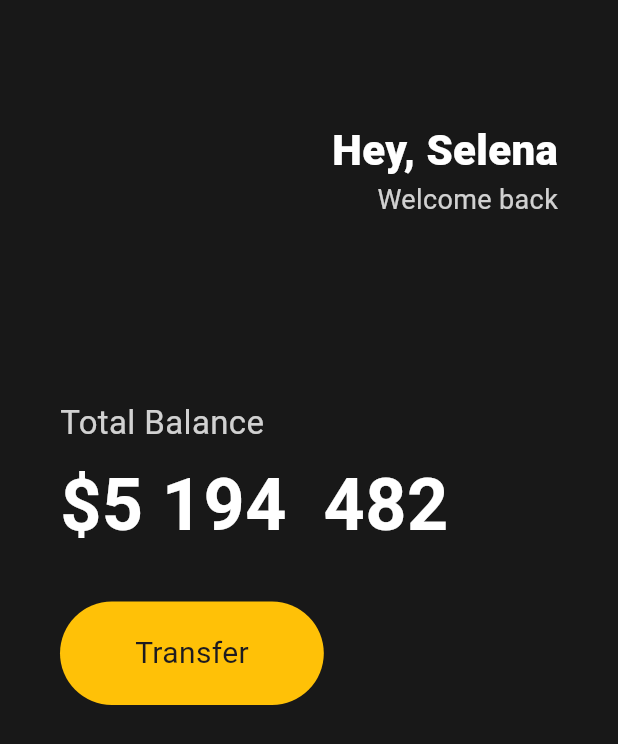
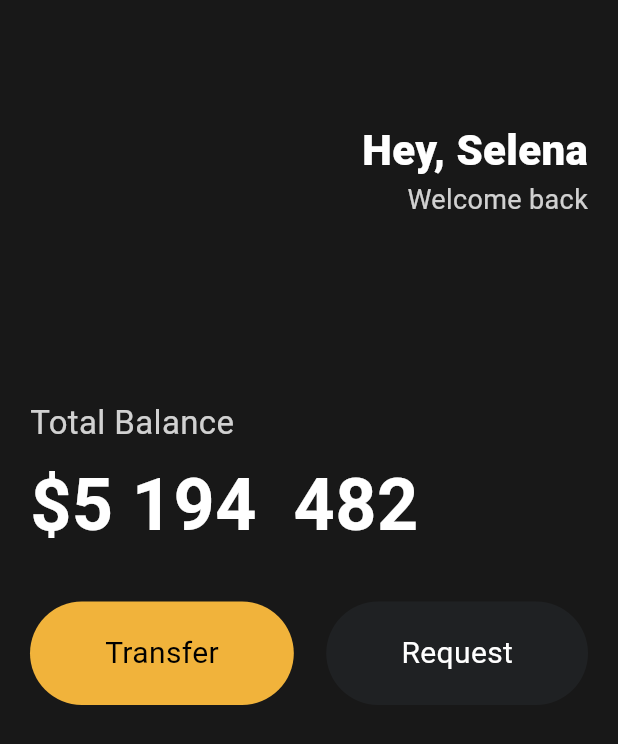
Before and after one commit to yih1612/toonflix, a Flutter app: the screen it shows after launch, on a phone screen of 412 x 824 dp. Shown: the top 744 px of the screen. Run offline on Flutter 3.47's test engine with Material 3 defaults, Android fonts, the phone set to English and light mode, and no system bars.

Commit message:
Reusable Widgets

```diff
--- a/lib/main.dart
+++ b/lib/main.dart
@@ -1,4 +1,5 @@
 import 'package:flutter/material.dart';
+import 'package:toonflix/widgets/Button.dart';
 
 void main() {
   runApp(const App());
@@ -13,7 +14,9 @@ class App extends StatelessWidget {
       home: Scaffold(
           backgroundColor: const Color(0xFF181818),
           body: Padding(
-            padding: const EdgeInsets.symmetric(horizontal: 40),
+            padding: const EdgeInsets.symmetric(
+              horizontal: 20,
+            ),
             child: Column(
               crossAxisAlignment: CrossAxisAlignment.start,
               children: [
@@ -61,22 +64,19 @@ class App extends StatelessWidget {
                   ),
                 ),
                 const SizedBox(height: 30),
-                Row(
+                const Row(
+                  mainAxisAlignment: MainAxisAlignment.spaceBetween,
                   children: [
-                    Container(
-                      decoration: BoxDecoration(
-                          color: Colors.amber,
-                          borderRadius: BorderRadius.circular(45)),
-                      child: const Padding(
-                          padding: EdgeInsets.symmetric(
-                            vertical: 20,
-                            horizontal: 50,
-                          ),
-                          child: Text(
-                            'Transfer',
-                            style: TextStyle(fontSize: 20),
-                          )),
+                    Button(
+                      text: 'Transfer',
+                      bgColor: Color(0xFFF1B33B),
+                      textColor: Colors.black,
                     ),
+                    Button(
+                      text: 'Request',
+                      bgColor: Color(0xFF1F2123),
+                      textColor: Colors.white,
+                    )
                   ],
                 )
               ],
--- /dev/null
+++ b/lib/widgets/button.dart
@@ -0,0 +1,33 @@
+import 'package:flutter/material.dart';
+
+class Button extends StatelessWidget {
+  final String text;
+  final Color bgColor;
+  final Color textColor;
+
+  const Button(
+      {super.key,
+      required this.text,
+      required this.bgColor,
+      required this.textColor});
+
+  @override
+  Widget build(BuildContext context) {
+    return Container(
+      decoration: BoxDecoration(
+          color: bgColor, borderRadius: BorderRadius.circular(45)),
+      child: Padding(
+          padding: const EdgeInsets.symmetric(
+            vertical: 20,
+            horizontal: 50,
+          ),
+          child: Text(
+            text,
+            style: TextStyle(
+              fontSize: 20,
+              color: textColor,
+            ),
+          )),
+    );
+  }
+}
```
